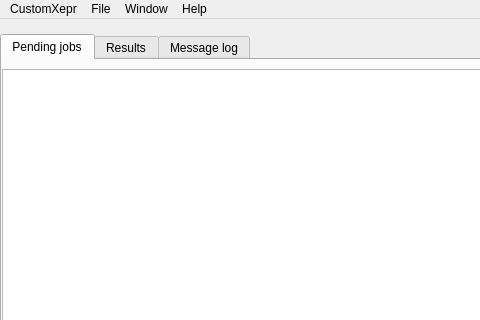
The window that customxepr/gui/manager_window_linux.ui (OE-FET/customxepr) describes before a commit, drawn with Qt 5; both pictures show x 0 to 480 and y 0 to 320 of the 807 by 664 pixel window.
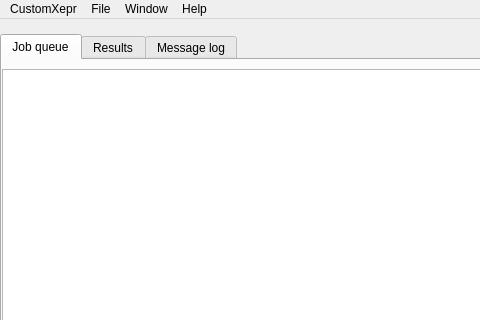
The same window after the commit.

Commit message:
renamed "Pending jobs" tab to "Job queue"
this is more accurate since it retains already completed jobs

```diff
--- a/customxepr/gui/manager_window_linux.ui
+++ b/customxepr/gui/manager_window_linux.ui
@@ -81,7 +81,7 @@
       </property>
       <widget class="QWidget" name="tabJobs">
        <attribute name="title">
-        <string>Pending jobs</string>
+        <string>Job queue</string>
        </attribute>
        <layout class="QGridLayout" name="gridLayout_4">
         <property name="leftMargin">
```
The commit also changes 1 other file.
